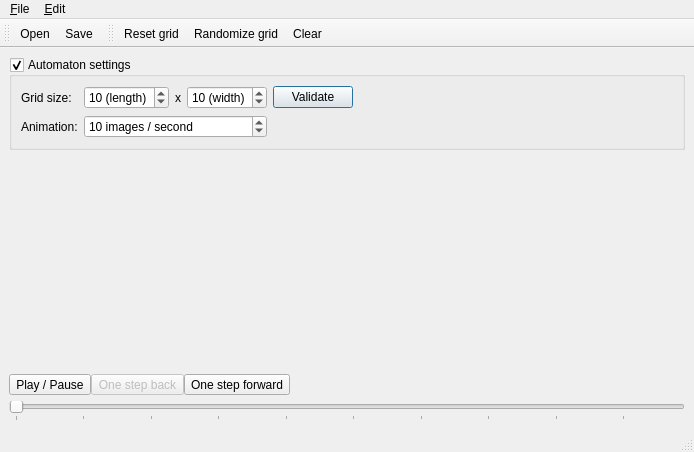
Old version of the form src/qtui/MainWindow.ui in the repository remileduc/QMaton.
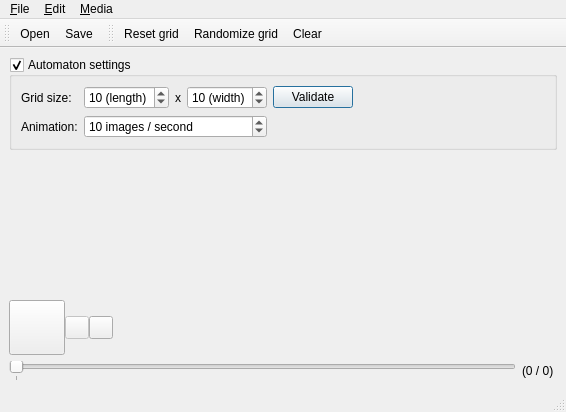
New version of the form. Icons and pictures are not drawn. Custom widgets are drawn as their Qt base class.

Commit message:
qtui: add history management
- media buttons and slider now works properly

Patch:
```diff
--- a/src/qtui/MainWindow.ui
+++ b/src/qtui/MainWindow.ui
@@ -6,8 +6,8 @@
    <rect>
     <x>0</x>
     <y>0</y>
-    <width>694</width>
-    <height>452</height>
+    <width>566</width>
+    <height>412</height>
    </rect>
   </property>
   <property name="windowTitle">
@@ -169,12 +169,6 @@
       </property>
       <item>
        <widget class="QToolButton" name="btnPlay">
-        <property name="toolTip">
-         <string>Play / Pause automaton</string>
-        </property>
-        <property name="text">
-         <string>Play / Pause</string>
-        </property>
         <property name="icon">
          <iconset resource="resources/resources.qrc">
           <normaloff>:/media/play</normaloff>:/media/play</iconset>
@@ -195,12 +189,6 @@
         <property name="enabled">
          <bool>false</bool>
         </property>
-        <property name="toolTip">
-         <string>One step backward</string>
-        </property>
-        <property name="text">
-         <string>One step back</string>
-        </property>
         <property name="icon">
          <iconset resource="resources/resources.qrc">
           <normaloff>:/media/backward</normaloff>:/media/backward</iconset>
@@ -212,12 +200,6 @@
       </item>
       <item>
        <widget class="QToolButton" name="btnForward">
-        <property name="toolTip">
-         <string>One step forward</string>
-        </property>
-        <property name="text">
-         <string>One step forward</string>
-        </property>
         <property name="icon">
          <iconset resource="resources/resources.qrc">
           <normaloff>:/media/forward</normaloff>:/media/forward</iconset>
@@ -243,17 +225,34 @@
      </layout>
     </item>
     <item>
-     <widget class="QSlider" name="slider">
-      <property name="minimum">
-       <number>1</number>
-      </property>
-      <property name="orientation">
-       <enum>Qt::Horizontal</enum>
-      </property>
-      <property name="tickPosition">
-       <enum>QSlider::TicksBelow</enum>
-      </property>
-     </widget>
+     <layout class="QHBoxLayout" name="horizontalLayout_3">
+      <item>
+       <widget class="QSlider" name="timeSlider">
+        <property name="maximum">
+         <number>0</number>
+        </property>
+        <property name="orientation">
+         <enum>Qt::Horizontal</enum>
+        </property>
+        <property name="tickPosition">
+         <enum>QSlider::TicksBelow</enum>
+        </property>
+       </widget>
+      </item>
+      <item>
+       <widget class="QLabel" name="lblTime">
+        <property name="sizePolicy">
+         <sizepolicy hsizetype="Preferred" vsizetype="Fixed">
+          <horstretch>0</horstretch>
+          <verstretch>0</verstretch>
+         </sizepolicy>
+        </property>
+        <property name="text">
+         <string>(0 / 0) </string>
+        </property>
+       </widget>
+      </item>
+     </layout>
     </item>
    </layout>
   </widget>
@@ -262,8 +261,8 @@
     <rect>
      <x>0</x>
      <y>0</y>
-     <width>694</width>
-     <height>38</height>
+     <width>566</width>
+     <height>26</height>
     </rect>
    </property>
    <widget class="QMenu" name="menu_File">
@@ -283,8 +282,17 @@
     <addaction name="actionRandomizeGrid"/>
     <addaction name="actionClear"/>
    </widget>
+   <widget class="QMenu" name="menuMedia">
+    <property name="title">
+     <string>&amp;Media</string>
+    </property>
+    <addaction name="actionPlayPause"/>
+    <addaction name="actionBack"/>
+    <addaction name="actionForward"/>
+   </widget>
    <addaction name="menu_File"/>
    <addaction name="menu_Edit"/>
+   <addaction name="menuMedia"/>
   </widget>
   <widget class="QStatusBar" name="statusbar"/>
   <widget class="QToolBar" name="fileToolBar">
```
Left out of the diff: 171 changed lines with no effect on the pictures. The commit also changes 2 other files.
